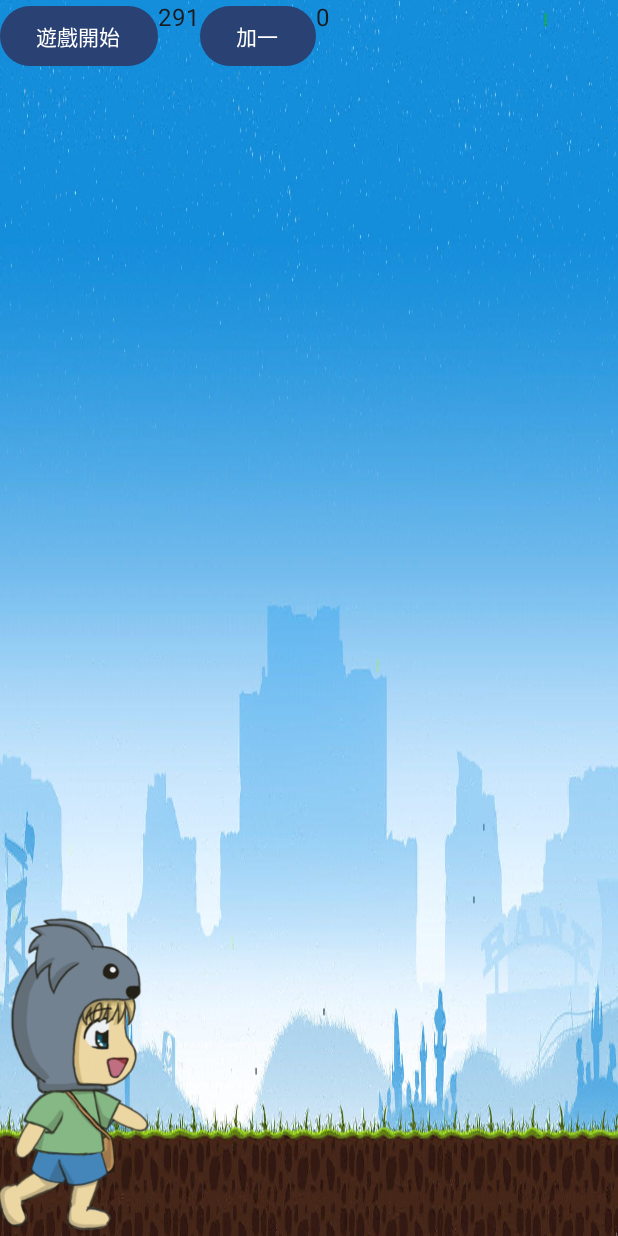
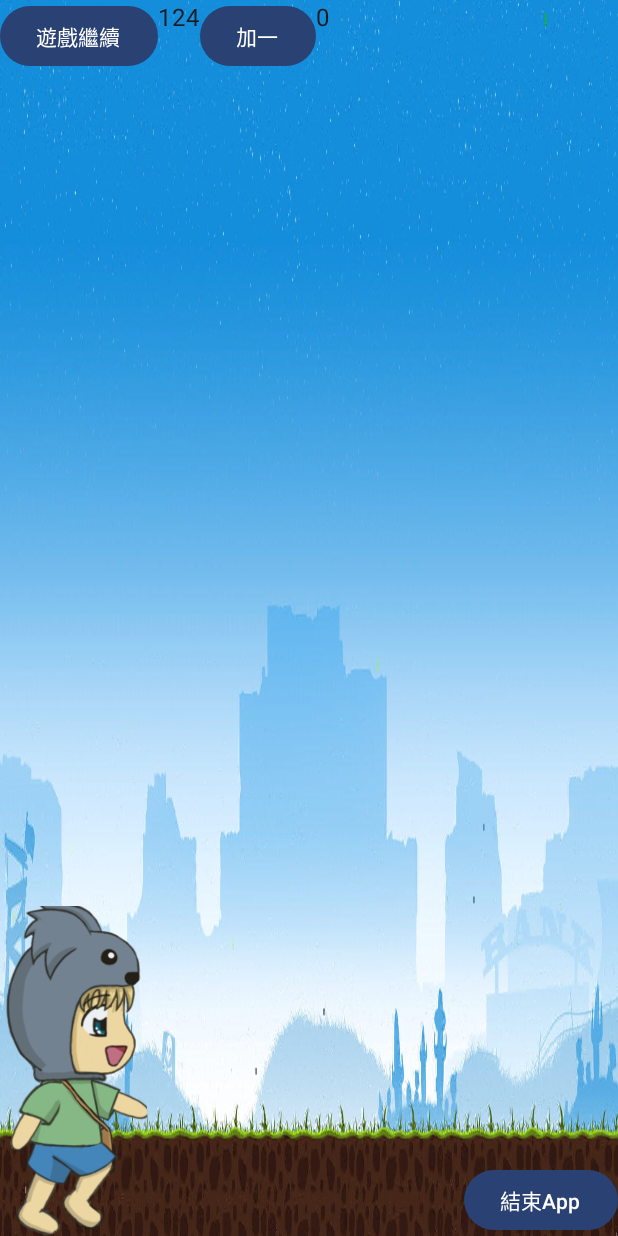
Before and after one commit to ricekang6032/ricekang1, an Android app built with Jetpack Compose: the screen it shows after launch (MainActivity), after a tap on "遊戲暫停", on a phone screen of 412 x 824 dp. Run offline under Robolectric (Android 15) with nearby library versions, the phone set to English and light mode, and no system bars; 1 other tap on this screen came first.

Commit message:
v12 結束app

```diff
--- a/app/src/main/java/com/example/game2d/Game.kt
+++ b/app/src/main/java/com/example/game2d/Game.kt
@@ -1,11 +1,15 @@
 package com.example.game2d
 
+import android.content.Context
+import android.media.MediaPlayer
 import kotlinx.coroutines.CoroutineScope
 import kotlinx.coroutines.delay
 import kotlinx.coroutines.flow.MutableStateFlow
 import kotlinx.coroutines.launch
 
-class Game(val scope: CoroutineScope, screenW:Int, val screenH: Int,scale:Float) {
+class Game(val scope: CoroutineScope, screenW:Int, val screenH: Int,scale:Float,context:Context) {
+    var mper1 = MediaPlayer.create(context, R.raw.lastletter)
+    var mper2 = MediaPlayer.create(context, R.raw.gameover)
     var counter = 0
     val state = MutableStateFlow(0)
     val background = Background(screenW)
@@ -17,15 +21,28 @@ class Game(val scope: CoroutineScope, screenW:Int, val screenH: Int,scale:Float)
             //counter = 0
             isPlaying = true
             while (isPlaying) {
-                delay(4)
+                mper1.start()
+                delay(10)
                 background.Roll()
                 if (counter % 3 == 0){
                     boy.Walk()
                     virus.Fly()
+                    if(boy.getRect().intersect(virus.getRect())) {
+                        isPlaying = false
+                        mper1.pause()
+                        mper2.start()
+                    }
                 }
                 counter++
                 state.emit(counter)
             }
         }
     }
+    fun Restart(){
+        virus.Reset()
+        counter = 0
+        isPlaying = true
+        Play()
+    }
+
 }
--- a/app/src/main/java/com/example/game2d/MainActivity.kt
+++ b/app/src/main/java/com/example/game2d/MainActivity.kt
@@ -1,5 +1,6 @@
 package com.example.game2d
 
+import android.app.Activity
 import android.content.pm.ActivityInfo
 import android.os.Bundle
 import androidx.activity.ComponentActivity
@@ -7,6 +8,7 @@ import androidx.activity.compose.setContent
 import androidx.activity.enableEdgeToEdge
 import androidx.compose.foundation.Image
 import androidx.compose.foundation.gestures.detectTapGestures
+import androidx.compose.foundation.layout.Box
 import androidx.compose.foundation.layout.Row
 import androidx.compose.foundation.layout.fillMaxSize
 import androidx.compose.foundation.layout.height
@@ -23,9 +25,11 @@ import androidx.compose.runtime.getValue
 import androidx.compose.runtime.mutableStateOf
 import androidx.compose.runtime.remember
 import androidx.compose.runtime.setValue
+import androidx.compose.ui.Alignment
 import androidx.compose.ui.Modifier
 import androidx.compose.ui.input.pointer.pointerInput
 import androidx.compose.ui.layout.ContentScale
+import androidx.compose.ui.platform.LocalContext
 import androidx.compose.ui.res.painterResource
 import androidx.compose.ui.tooling.preview.Preview
 import androidx.compose.ui.unit.IntOffset
@@ -46,7 +50,7 @@ class MainActivity : ComponentActivity() {
                     val screenW = resources.displayMetrics.widthPixels
                     val screenH = resources.displayMetrics.heightPixels
                     val scale = resources.displayMetrics.density
-                    val game = Game(GlobalScope,screenW,screenH,scale)
+                    val game = Game(GlobalScope,screenW,screenH,scale,this)
                     Start(m = Modifier.padding(innerPadding),game,screenW)
                 }
                 setRequestedOrientation(ActivityInfo.SCREEN_ORIENTATION_LANDSCAPE)
@@ -103,16 +107,24 @@ fun Start(m: Modifier, game:Game,screenW:Int){
                 )
             }
     )
+    if (msg == "遊戲暫停" && !game.isPlaying){
+        msg = "遊戲結束，按此按鍵重新開始遊戲"
+    }
     Row {
             Button(
                 onClick = {
-                    if (msg == "遊戲開始") {
+                    if (msg == "遊戲開始"|| msg =="遊戲繼續") {
                         msg = "遊戲暫停"
                         game.Play()
-                    } else {
-                        msg = "遊戲開始"
+                    } else  if (msg=="遊戲暫停"){
+                        msg = "遊戲繼續"
                         game.isPlaying = false
                     }
+                    else{
+                        msg = "遊戲暫停"
+                        game.Restart()
+                    }
+
                 }, modifier = m
             ) {
                 Text(text = msg)
@@ -128,4 +140,19 @@ fun Start(m: Modifier, game:Game,screenW:Int){
             }
             Text(text = counter2.toString(), modifier = m)
         }
+    val activity = (LocalContext.current as? Activity)
+    Box (
+        modifier = Modifier.fillMaxSize(),
+        contentAlignment = Alignment.BottomEnd
+    ){
+        Button(
+            onClick = {
+                game.mper1.stop()
+                game.mper2.stop()
+                activity?.finish()
+            }
+        ) {
+            Text("結束App")
+        }
     }
+}
--- a/app/src/main/java/com/example/game2d/boy.kt
+++ b/app/src/main/java/com/example/game2d/boy.kt
@@ -1,4 +1,5 @@
 package com.example.game2d
+import android.graphics.Rect
 
 class Boy(screenH:Int, scale:Float) {
     var w = (100 * scale).toInt()  //小男孩寬度
@@ -6,6 +7,8 @@ class Boy(screenH:Int, scale:Float) {
     var x = 0  //小男孩x軸座標
     var y = screenH - h  //小男孩y軸座標
     var pictNo = 0  //切換圖片
+    var zoomout = (10 * scale).toInt()  //圖片內縮
+
 
     fun Walk() {
         pictNo++
@@ -13,4 +16,8 @@ class Boy(screenH:Int, scale:Float) {
             pictNo = 0
         }
     }
+    fun getRect(): Rect {
+        return Rect(x+zoomout, y+zoomout,x+w-zoomout, y+h-zoomout)
+    }
+
 }
--- a/app/src/main/java/com/example/game2d/virus.kt
+++ b/app/src/main/java/com/example/game2d/virus.kt
@@ -1,10 +1,12 @@
 package com.example.game2d
+import android.graphics.Rect
 
 class Virus(val screenW:Int, val screenH:Int, scale:Float) {
     var w = (80 * scale).toInt()
     var h = (80 * scale).toInt()
     var x = screenW
     var y = (screenH/2).toInt()
+    var zoomout = (10 * scale).toInt()
 
     var pictNo = 0
 
@@ -24,5 +26,7 @@ class Virus(val screenW:Int, val screenH:Int, scale:Float) {
             Reset()
         }
     }
-
+    fun getRect(): Rect {
+        return Rect(x+zoomout, y+zoomout,x+w-zoomout, y+h-zoomout)
+    }
 }
```
Also changed, not shown: 2 other files.
